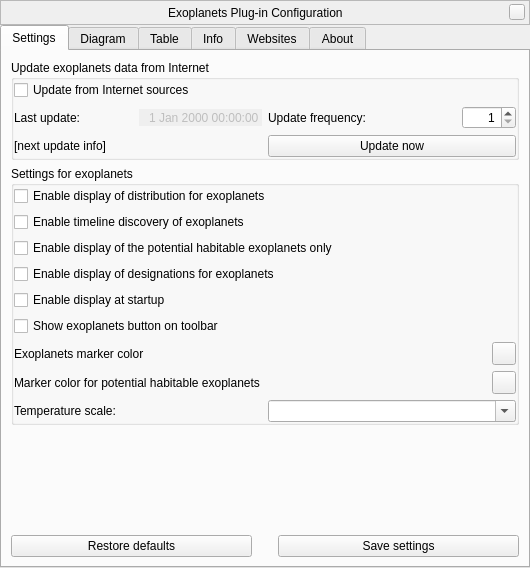
First picture: the form in plugins/Exoplanets/src/gui/exoplanetsDialog.ui, repository Stellarium/stellarium, before the edit.
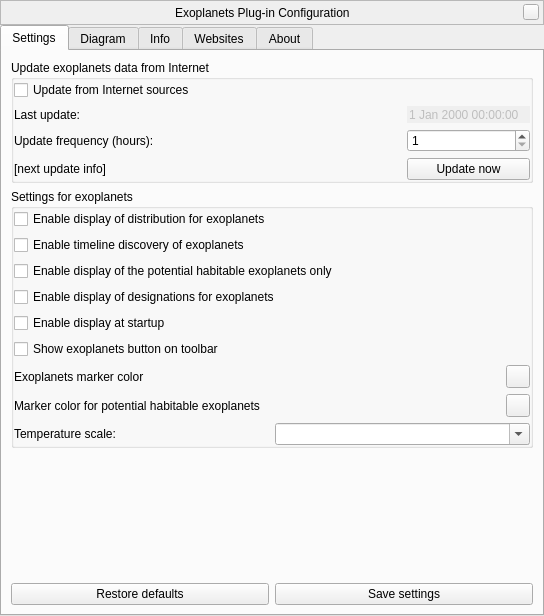
Second picture: the form after the edit. Custom widgets are drawn as their Qt base class.

What changed in the file:
```diff
--- a/plugins/Exoplanets/src/gui/exoplanetsDialog.ui
+++ b/plugins/Exoplanets/src/gui/exoplanetsDialog.ui
@@ -6,8 +6,8 @@
    <rect>
     <x>0</x>
     <y>0</y>
-    <width>530</width>
-    <height>568</height>
+    <width>544</width>
+    <height>616</height>
    </rect>
   </property>
   <property name="windowTitle">
@@ -137,6 +137,9 @@
      <property name="currentIndex">
       <number>0</number>
      </property>
+     <property name="documentMode">
+      <bool>false</bool>
+     </property>
      <widget class="QWidget" name="settingsTab">
       <attribute name="title">
        <string>Settings</string>
@@ -174,30 +177,15 @@
            </widget>
           </item>
           <item>
-           <layout class="QGridLayout" name="gridLayout_4">
+           <layout class="QGridLayout" name="gridLayout">
             <item row="0" column="0">
-             <layout class="QHBoxLayout" name="horizontalLayout_6">
-              <item>
                <widget class="QLabel" name="lastUpdateLabel">
                 <property name="text">
                  <string>Last update:</string>
                 </property>
                </widget>
               </item>
-              <item>
-               <spacer name="horizontalSpacer_2">
-                <property name="orientation">
-                 <enum>Qt::Horizontal</enum>
-                </property>
-                <property name="sizeHint" stdset="0">
-                 <size>
-                  <width>40</width>
-                  <height>20</height>
-                 </size>
-                </property>
-               </spacer>
-              </item>
-              <item>
+            <item row="0" column="2">
                <widget class="QDateTimeEdit" name="lastUpdateDateTimeEdit">
                 <property name="enabled">
                  <bool>false</bool>
@@ -205,43 +193,20 @@
                 <property name="frame">
                  <bool>false</bool>
                 </property>
-                <property name="alignment">
-                 <set>Qt::AlignRight|Qt::AlignTrailing|Qt::AlignVCenter</set>
-                </property>
                 <property name="buttonSymbols">
                  <enum>QAbstractSpinBox::NoButtons</enum>
                 </property>
                </widget>
               </item>
-             </layout>
-            </item>
-            <item row="0" column="1">
-             <layout class="QHBoxLayout" name="horizontalLayout_10">
-              <item>
+            <item row="1" column="0">
                <widget class="QLabel" name="updateFrequencyLabel">
                 <property name="text">
-                 <string>Update frequency:</string>
+               <string>Update frequency (hours):</string>
                 </property>
                </widget>
               </item>
-              <item>
-               <spacer name="horizontalSpacer_3">
-                <property name="orientation">
-                 <enum>Qt::Horizontal</enum>
-                </property>
-                <property name="sizeHint" stdset="0">
-                 <size>
-                  <width>40</width>
-                  <height>20</height>
-                 </size>
-                </property>
-               </spacer>
-              </item>
-              <item>
+            <item row="1" column="2">
                <widget class="QSpinBox" name="updateFrequencySpinBox">
-                <property name="alignment">
-                 <set>Qt::AlignRight|Qt::AlignTrailing|Qt::AlignVCenter</set>
-                </property>
                 <property name="minimum">
                  <number>1</number>
                 </property>
@@ -253,16 +218,27 @@
                 </property>
                </widget>
               </item>
-             </layout>
-            </item>
-            <item row="1" column="0">
+            <item row="2" column="0">
              <widget class="QLabel" name="nextUpdateLabel">
               <property name="text">
                <string>[next update info]</string>
               </property>
              </widget>
             </item>
-            <item row="1" column="1">
+            <item row="2" column="1">
+             <spacer name="horizontalSpacer">
+              <property name="orientation">
+               <enum>Qt::Horizontal</enum>
+              </property>
+              <property name="sizeHint" stdset="0">
+               <size>
+                <width>17</width>
+                <height>20</height>
+               </size>
+              </property>
+             </spacer>
+            </item>
+            <item row="2" column="2">
              <widget class="QPushButton" name="updateButton">
               <property name="text">
                <string>Update now</string>
@@ -431,22 +407,6 @@
            </property>
           </widget>
          </item>
-         <item>
-          <spacer name="horizontalSpacer">
-           <property name="orientation">
-            <enum>Qt::Horizontal</enum>
-           </property>
-           <property name="sizeType">
-            <enum>QSizePolicy::Fixed</enum>
-           </property>
-           <property name="sizeHint" stdset="0">
-            <size>
-             <width>20</width>
-             <height>20</height>
-            </size>
-           </property>
-          </spacer>
-         </item>
          <item>
           <widget class="QPushButton" name="saveSettingsButton">
            <property name="sizePolicy">
@@ -661,35 +621,6 @@
        </item>
       </layout>
      </widget>
-     <widget class="QWidget" name="tableTab">
-      <attribute name="title">
-       <string>Table</string>
-      </attribute>
-      <layout class="QGridLayout" name="gridLayout">
-       <item row="0" column="0">
-        <widget class="QTreeWidget" name="exoplanetsTreeWidget">
-         <property name="rootIsDecorated">
-          <bool>false</bool>
-         </property>
-         <property name="uniformRowHeights">
-          <bool>true</bool>
-         </property>
-         <property name="itemsExpandable">
-          <bool>false</bool>
-         </property>
-         <property name="sortingEnabled">
-          <bool>true</bool>
-         </property>
-         <property name="expandsOnDoubleClick">
-          <bool>false</bool>
-         </property>
-         <property name="columnCount">
-          <number>0</number>
-         </property>
-        </widget>
-       </item>
-      </layout>
-     </widget>
      <widget class="QWidget" name="infoTab">
       <attribute name="title">
        <string comment="tab in plugin windows">Info</string>
```
Left out of the diff: 2 changed lines with no effect on the pictures. Lines whose indentation alone changed are shown as unchanged.
